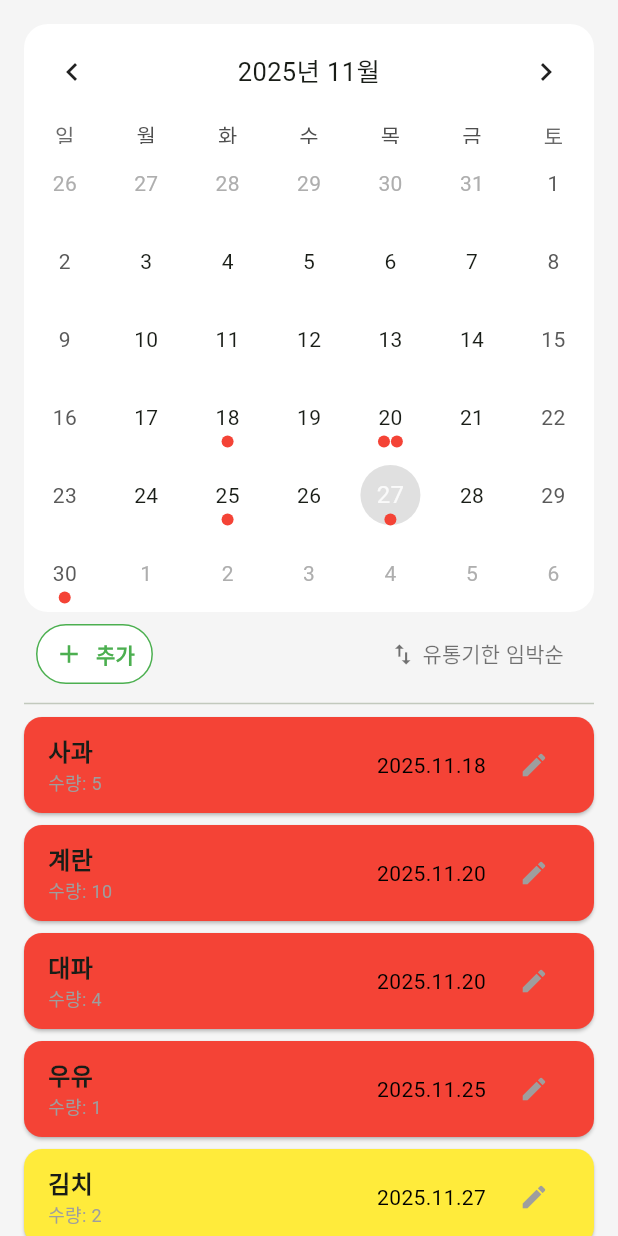
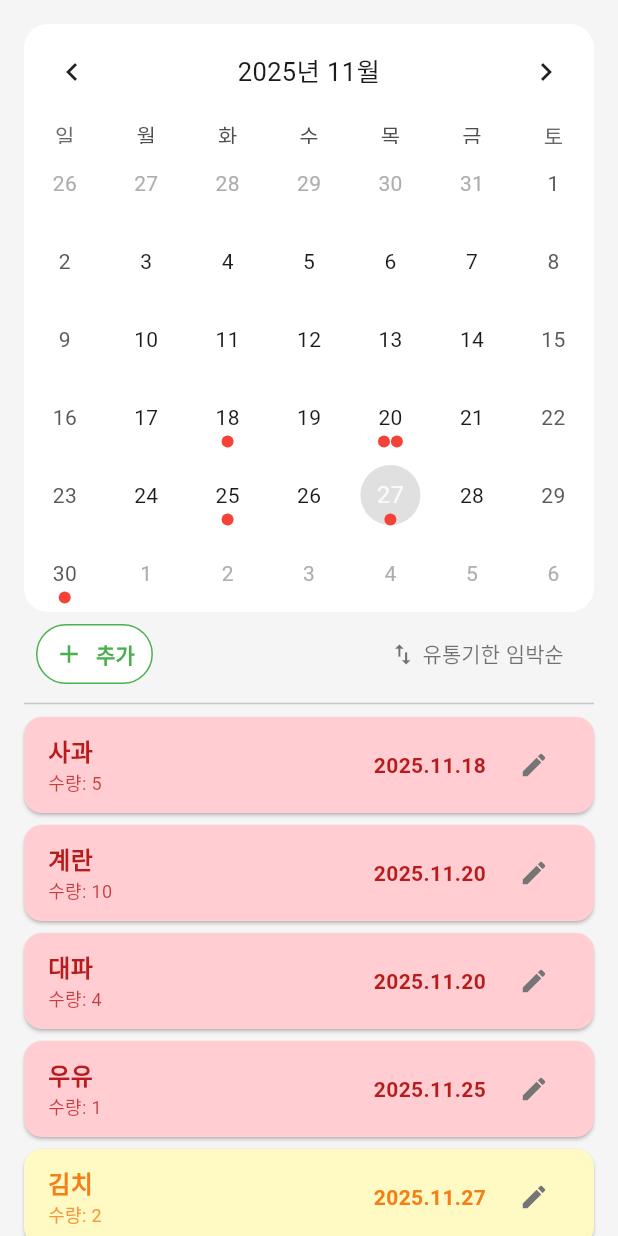
Before and after one commit to HS-Mobile-Programming/HomeMate, a Flutter app: the RefrigeratorScreen screen opened directly, on a phone screen of 412 x 824 dp. Run offline on Flutter 3.47's test engine with Material 3 defaults, Android fonts, the phone set to English and light mode, and no system bars; drawn by our look-alikes of table_calendar; our stand-ins replace cloud_firestore, firebase_core, google_generative_ai; accounts and stored records are empty.

Commit message:
유통기한 임박 재료 카드 색상 수정

```diff
--- a/lib/widgets/ingredient_item.dart
+++ b/lib/widgets/ingredient_item.dart
@@ -8,7 +8,6 @@
 // 화면이 그려집니다.
 
 import 'package:flutter/material.dart';
-import 'package:table_calendar/table_calendar.dart';
 import '../models/ingredient.dart';
 
 class IngredientItem extends StatelessWidget {
@@ -22,6 +21,8 @@ class IngredientItem extends StatelessWidget {
   // '수정' 아이콘을 눌렀을 때 실행될 '함수'입니다.
   final VoidCallback? onEdit;
 
+
+
   // [생성자 (Constructor)]
   // 'IngredientItem' 위젯을 생성할 때 호출됩니다.
   const IngredientItem({
@@ -34,98 +35,71 @@ class IngredientItem extends StatelessWidget {
   // 이 위젯의 UI를 실제로 그리는 메서드입니다.
   @override
   Widget build(BuildContext context) {
-    // 1. 문자열("2025.11.20")을 날짜 객체(DateTime)로 변환
     DateTime? expiryDate = DateTime.tryParse(ingredient.expiryTime.replaceAll('.', '-'));
 
-    // 카드 배경색 변수
-    // 날짜 상태에 따라 배경색을 변경한다.
-    // 기본값은 흰색
+    // [수정] 기본값 설정
     Color cardColor = Colors.white;
+    Color textColor = Colors.black;
+    FontWeight fontWeight = FontWeight.normal;
 
-    // 날짜 비교 로직
+    // [수정] applyExpiryColor가 true일 때만 색상 변경 로직을 실행합니다.
     if (expiryDate != null) {
       DateTime now = DateTime.now();
+      final difference = expiryDate.difference(now).inDays;
 
-      if (isSameDay(expiryDate, now)) {
-        // 유통기한이 오늘까지인 경우에는 배경색을 노란색으로 변경
-        cardColor = Colors.yellow;
-      } else if (expiryDate.isBefore(now)) {
-        // 유통기간이 지난 경우에는 배경색을 빨간색으로 변경
-        // (isSameDay 체크를 먼저 했으므로, 여기는 '오늘이 아니면서 과거인 경우'만 해당됨)
-        cardColor = Colors.red;
+      if (difference < 0) {
+        // [수정] 유통기한 지남
+        cardColor = Colors.red.shade100;
+        textColor = Colors.red.shade900;
+        fontWeight = FontWeight.bold;
+      } else if (difference <= 1) {
+        // [수정] 유통기한 1일 이하
+        cardColor = Colors.yellow.shade100;
+        textColor = Colors.yellow.shade900;
+        fontWeight = FontWeight.bold;
       }
     }
 
-    // Card: UI를 카드 형태로 감싸주는 위젯 (약간의 그림자와 둥근 모서리)
     return Card(
       color: cardColor,
-
-      elevation: 1, // 그림자(음영)의 정도 (0은 그림자 없음)
-      // 카드 모서리를 12 픽셀만큼 둥글게 처리
+      elevation: 1,
       shape: RoundedRectangleBorder(borderRadius: BorderRadius.circular(12)),
-      // 카드 위아래(vertical)로 4픽셀의 바깥쪽 여백(margin)을 줍니다.
       margin: const EdgeInsets.symmetric(vertical: 4),
-
-      // Padding: Card '안'의 내용물(Child)에게 여백을 줍니다.
       child: Padding(
-        // 가로(horizontal) 16, 세로(vertical) 8 픽셀의 안쪽 여백
         padding: const EdgeInsets.symmetric(horizontal: 16.0, vertical: 8.0),
-
-        // Row: 자식 위젯들을 가로(수평)로 배치합니다.
         child: Row(
           children: [
-            // Expanded: Row 안에서 '남은 모든 공간'을 차지합니다.
-            // (이름/수량 영역이 최대한 확장하고, 유통기한/수정 버튼은 고정 폭을 가짐)
             Expanded(
-              // Column: 자식 위젯들(이름, 수량)을 세로(수직)로 배치합니다.
               child: Column(
-                // 'crossAxisAlignment': Column의 가로 정렬 방식
-                // 'start': 왼쪽 정렬
                 crossAxisAlignment: CrossAxisAlignment.start,
                 children: [
-                  // [재료 이름]
                   Text(
-                    ingredient.name, // 전달받은 'ingredient' 데이터의 'name'을 표시
-                    style: const TextStyle(fontSize: 16, fontWeight: FontWeight.bold),
+                    ingredient.name,
+                    style: TextStyle(fontSize: 16, fontWeight: FontWeight.bold, color: textColor),
                   ),
-
-                  // [재료 수량]
                   Text(
-                    "수량: ${ingredient.quantity}", // 'quantity' 데이터를 표시
-                    style: const TextStyle(fontSize: 12, color: Colors.grey),
+                    "수량: ${ingredient.quantity.toString()}", // [오류 수정] quantity가 int이므로 toString() 추가
+                    style: TextStyle(fontSize: 12, color: textColor.withValues(alpha: 0.8)),
                   ),
                 ],
               ),
             ),
-
-            // [유통기한]
             Text(
-              ingredient.expiryTime, // 'expiryTime' 데이터를 표시
-              style: const TextStyle(
+              ingredient.expiryTime,
+              style: TextStyle(
                 fontSize: 14,
-                color: Colors.black,
+                color: textColor,
+                fontWeight: fontWeight,
               ),
             ),
-
-            // [조건부 렌더링]
-            // 'if (onEdit != null)' :
-            // 생성자로부터 'onEdit' 함수가 'null'이 '아닌' 상태로 전달되었을 때만
-            // '...' (Spread Operator) 뒤의 위젯 리스트([ ... ])를 이 자리에 포함시킵니다.
-            // (만약 'home_screen'처럼 'onEdit'이 null이면, 이 부분은 렌더링되지 않습니다.)
             if (onEdit != null) ...[
-              // const SizedBox(width: 8): 유통기한과 수정 버튼 사이의 가로 간격
               const SizedBox(width: 8),
-
-              // IconButton: 아이콘만 있는 버튼
               IconButton(
-                icon: const Icon(Icons.edit, size: 20, color: Colors.grey), // '수정' 아이콘
-                onPressed: onEdit, // 버튼이 '눌렸을 때' 실행할 함수 (생성자로부터 받은 'onEdit' 함수)
-                // constraints/padding/splashRadius:
-                // IconButton의 기본 크기(48x48)와 큰 여백을 제거하여
-                // 버튼을 더 작고 콤팩트하게 만듭니다.
-                constraints: const BoxConstraints(), // 크기 제약 최소화
-                padding: const EdgeInsets.all(8), // 아이콘 주변 여백
-                splashRadius: 20, // 물결 효과(splash) 반경
+                icon: Icon(Icons.edit, size: 20, color: Colors.grey.shade600),
+                onPressed: onEdit,
+                constraints: const BoxConstraints(),
+                padding: const EdgeInsets.all(8),
+                splashRadius: 20,
               ),
             ],
           ],
```
